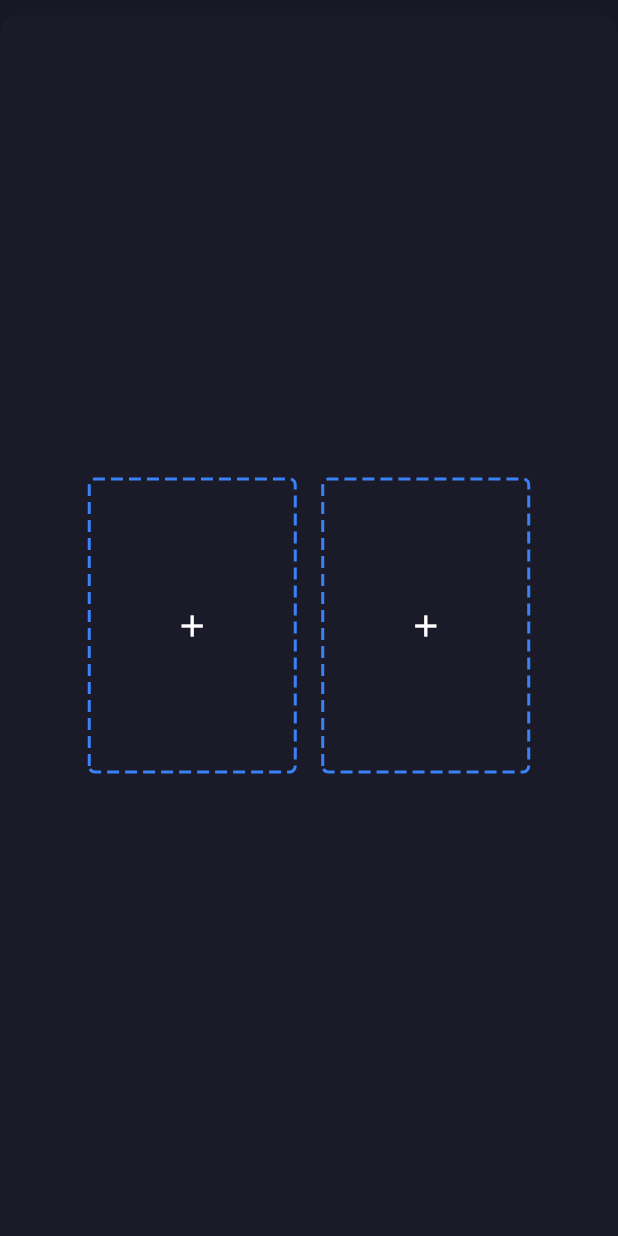
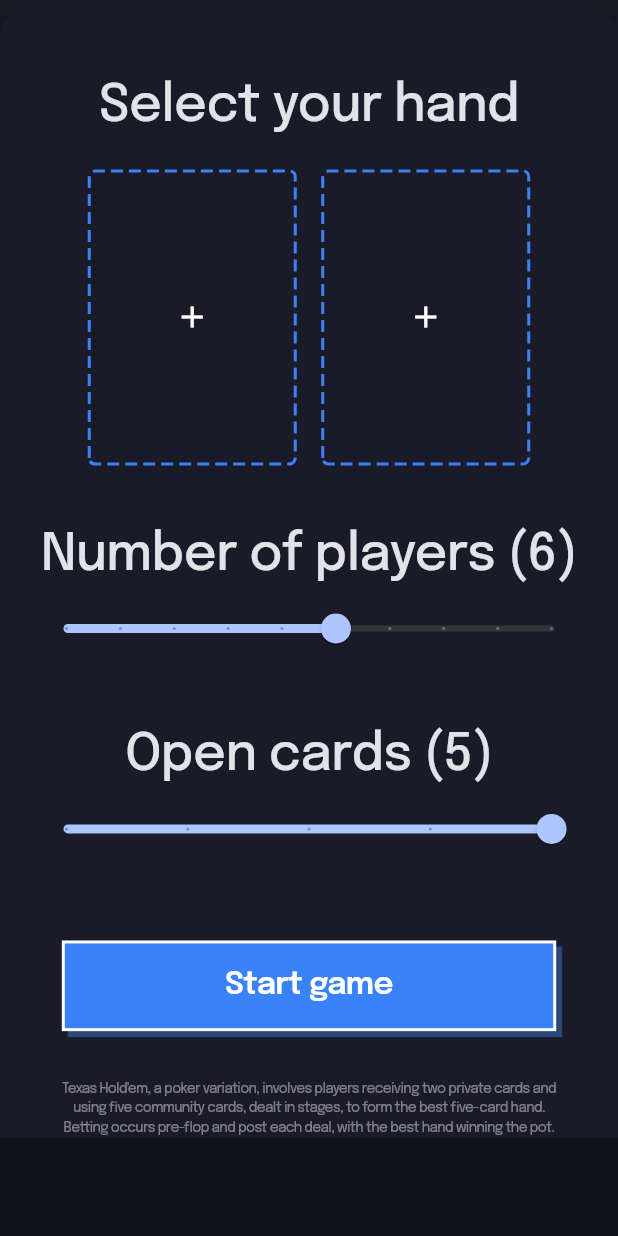
Before and after one commit to codenameakshay/pokerface-flutter, a Flutter app: the GameView screen opened by its route, after a tap on "Open Bottom Sheet", on a phone screen of 412 x 824 dp. Run offline on Flutter 3.47's test engine with Material 3 defaults, Android fonts, the phone set to English and light mode, and no system bars; our stand-ins replace audioplayers, auto_route, device_info_plus, equatable, flutter_animate, flutter_native_splash and 7 more; missing offline and left inert: flutter_dynamic_icon, rate_my_app; accounts and stored records are empty; project files that could hold a hidden picture were left out.

Commit message:
[fix]: hand selection sheet UI

```diff
--- a/lib/presentation/views/game_screen/widgets/bottom_sheet/controller.dart
+++ b/lib/presentation/views/game_screen/widgets/bottom_sheet/controller.dart
@@ -25,24 +25,34 @@ class _ViewState {
   _ViewState({
     this.firstSelectedCard,
     this.secondSelectedCard,
+    required this.numberOfPlayers,
+    required this.openCards,
   });
 
   final String? firstSelectedCard;
   final String? secondSelectedCard;
+  final double numberOfPlayers;
+  final double openCards;
 
   _ViewState.initial()
       : this(
           firstSelectedCard: null,
           secondSelectedCard: null,
+          numberOfPlayers: 4,
+          openCards: 5,
         );
 
   _ViewState copyWith({
     String? firstSelectedCard,
     String? secondSelectedCard,
+    double? numberOfPlayers,
+    double? openCards,
   }) {
     return _ViewState(
       firstSelectedCard: firstSelectedCard ?? this.firstSelectedCard,
       secondSelectedCard: secondSelectedCard ?? this.secondSelectedCard,
+      numberOfPlayers: numberOfPlayers ?? this.numberOfPlayers,
+      openCards: openCards ?? this.openCards,
     );
   }
 }
@@ -94,6 +104,18 @@ class _VSController extends StateNotifier<_ViewState> {
     state = _ViewState.initial();
   }
 
+  void changeNumberOfPlayers(double value) {
+    state = state.copyWith(
+      numberOfPlayers: value,
+    );
+  }
+
+  void changeOpenCards(double value) {
+    state = state.copyWith(
+      openCards: value,
+    );
+  }
+
   // @override
   // void dispose() {
   //   super.dispose();
--- a/lib/presentation/views/game_screen/widgets/bottom_sheet/view.dart
+++ b/lib/presentation/views/game_screen/widgets/bottom_sheet/view.dart
@@ -5,6 +5,7 @@ import 'package:flutter_riverpod/flutter_riverpod.dart';
 import 'package:pokerface/presentation/app/app_extensions/app_extension.dart';
 import 'package:pokerface/presentation/app/core_widgets/clickable.dart';
 import 'package:pokerface/presentation/app/core_widgets/dashed_rect_painter.dart';
+import 'package:pokerface/presentation/app/core_widgets/squircle_button.dart';
 import 'package:pokerface/presentation/utils/bottom_sheet/modal_bottom_sheet.dart';
 import 'package:pokerface/presentation/utils/cards/cards_png.dart';
 import 'package:pokerface/presentation/views/game_screen/widgets/bottom_sheet/widgets/bottom_sheet/view.dart';
@@ -35,8 +36,19 @@ class _SelectCardsBottomSheetState extends ConsumerState<SelectCardsBottomSheet>
           decoration: BoxDecoration(
             color: theme.colors.background,
           ),
-          child: Center(
-            child: Wrap(
+          child: SingleChildScrollView(
+            controller: ModalScrollController.of(context),
+            child: Column(
+              crossAxisAlignment: CrossAxisAlignment.stretch,
+              children: [
+                32.toAutoScaledHeight.toVerticalSizedBox,
+                Text(
+                  'Select your hand',
+                  textAlign: TextAlign.center,
+                  style: theme.themeText.headline4,
+                ),
+                16.toAutoScaledHeight.toVerticalSizedBox,
+                Wrap(
                   alignment: WrapAlignment.center,
                   crossAxisAlignment: WrapCrossAlignment.center,
                   runSpacing: 16.toAutoScaledWidth,
@@ -54,6 +66,63 @@ class _SelectCardsBottomSheetState extends ConsumerState<SelectCardsBottomSheet>
                     ),
                   ],
                 ),
+                32.toAutoScaledHeight.toVerticalSizedBox,
+                Text(
+                  'Number of players (${state.numberOfPlayers.round()})',
+                  textAlign: TextAlign.center,
+                  style: theme.themeText.headline4,
+                ),
+                Padding(
+                  padding: EdgeInsets.symmetric(horizontal: 16.toAutoScaledWidth),
+                  child: Slider(
+                    value: state.numberOfPlayers,
+                    divisions: 9,
+                    onChanged: stateController.changeNumberOfPlayers,
+                    max: 10,
+                    min: 1,
+                    label: state.numberOfPlayers.round().toString(),
+                  ),
+                ),
+                32.toAutoScaledHeight.toVerticalSizedBox,
+                Text(
+                  'Open cards (${state.openCards.round()})',
+                  textAlign: TextAlign.center,
+                  style: theme.themeText.headline4,
+                ),
+                Padding(
+                  padding: EdgeInsets.symmetric(horizontal: 16.toAutoScaledWidth),
+                  child: Slider(
+                    value: state.openCards,
+                    divisions: 4,
+                    onChanged: stateController.changeOpenCards,
+                    max: 5,
+                    min: 1,
+                    label: state.openCards.round().toString(),
+                  ),
+                ),
+                32.toAutoScaledHeight.toVerticalSizedBox,
+                //Start game button
+                Padding(
+                  padding: EdgeInsets.symmetric(horizontal: 32.toAutoScaledWidth),
+                  child: SquareButton(
+                    onPressed: () => {},
+                    text: 'Start game',
+                  ),
+                ),
+                16.toAutoScaledHeight.toVerticalSizedBox,
+                Padding(
+                  padding: EdgeInsets.symmetric(horizontal: 32.toAutoScaledWidth),
+                  child: Text(
+                    'Texas Hold\'em, a poker variation, involves players receiving two private cards and using five community cards, dealt in stages, to form the best five-card hand. Betting occurs pre-flop and post each deal, with the best hand winning the pot.',
+                    textAlign: TextAlign.center,
+                    style: theme.themeText.caption?.copyWith(
+                      fontSize: 8.toAutoScaledWidth,
+                      color: theme.colors.onBackground.withOpacity(0.5),
+                    ),
+                  ),
+                ),
+              ],
+            ),
           ),
         ),
       ),
```
Lines whose indentation alone changed are shown as unchanged.
